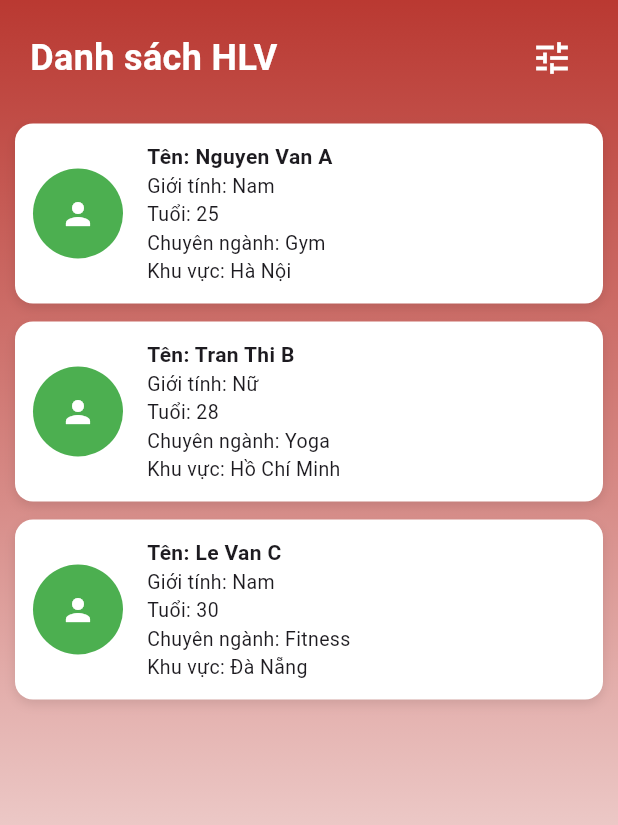
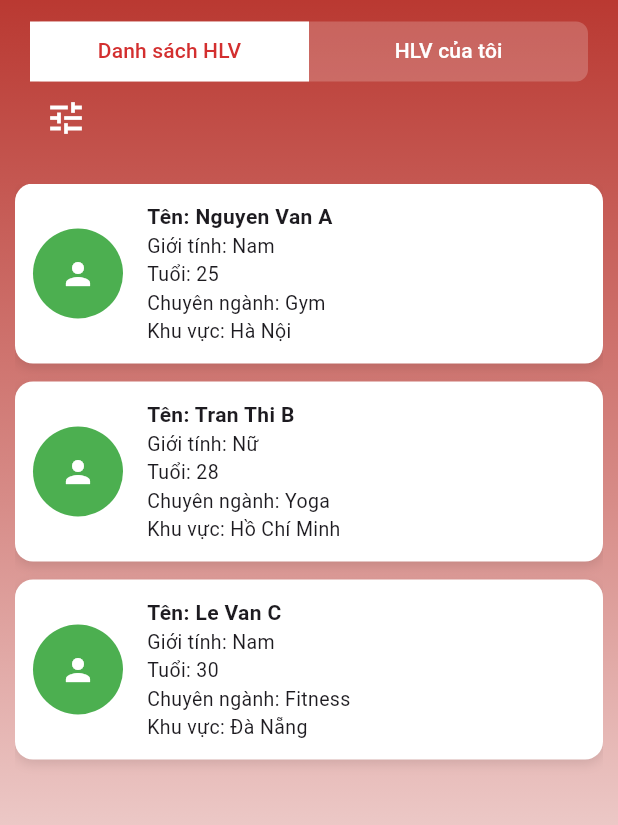
Before and after one commit to ToanTrinh2004/FITFUSION, a Flutter app: the CoachScreen screen opened directly, on a phone screen of 412 x 824 dp, the part 115-940 px from its top. Run offline on Flutter 3.47's test engine with Material 3 defaults, Android fonts, the light colour scheme and no system bars; our stand-ins replace fl_chart.

Commit message:
done coach screen

```diff
--- a/fitfusion_frontend/lib/screen/main_features/coach/coach.dart
+++ b/fitfusion_frontend/lib/screen/main_features/coach/coach.dart
@@ -2,13 +2,7 @@ import 'package:fitfusion_frontend/screen/main_features/coach/contactCoach.dart'
 import 'package:fitfusion_frontend/theme/theme.dart';
 import 'package:flutter/material.dart';
 import 'package:fitfusion_frontend/widgets/tabbar.dart';
-
-void main() {
-  runApp(const MaterialApp(
-    debugShowCheckedModeBanner: false,
-    home: CoachScreen(),
-  ));
-}
+import 'my_coach.dart';
 
 class CoachScreen extends StatefulWidget {
   const CoachScreen({super.key});
@@ -17,11 +11,12 @@ class CoachScreen extends StatefulWidget {
   State<CoachScreen> createState() => _CoachScreenState();
 }
 
-class _CoachScreenState extends State<CoachScreen> {
+class _CoachScreenState extends State<CoachScreen> with SingleTickerProviderStateMixin {
   double _age = 60;
   String _selectedGender = "Tất cả";
   String _selectedField = "Tất cả";
   String _selectedRegion = "Tất cả";
+  late TabController _tabController;
 
   final List<Map<String, String>> _allCoaches = [
     {
@@ -53,6 +48,13 @@ class _CoachScreenState extends State<CoachScreen> {
   void initState() {
     super.initState();
     _filteredCoaches = _allCoaches;
+    _tabController = TabController(length: 2, vsync: this);
+  }
+
+  @override
+  void dispose() {
+    _tabController.dispose();
+    super.dispose();
   }
 
   void _showFilterModal() {
@@ -185,41 +187,8 @@ class _CoachScreenState extends State<CoachScreen> {
     });
   }
 
-  @override
-  Widget build(BuildContext context) {
-    return Scaffold(
-      body: Container(
-        width: double.infinity,
-        height: double.infinity,
-        decoration: const BoxDecoration(
-          gradient: appGradient,
-        ),
-        child: Padding(
-          padding: const EdgeInsets.symmetric(horizontal: 10),
-          child: Column(
-            children: [
-              const SizedBox(height: 15),
-              AppBarCustom(),
-              const SizedBox(height: 10),
-              Padding(
-                padding: const EdgeInsets.symmetric(horizontal: 10),
-                child: Row(
-                  mainAxisAlignment: MainAxisAlignment.spaceBetween,
-                  children: [
-                    const Text(
-                      'Danh sách HLV',
-                      style: TextStyle(color: Colors.white, fontSize: 24, fontWeight: FontWeight.bold),
-                    ),
-                    IconButton(
-                      icon: const Icon(Icons.tune, color: Colors.white, size: 28),
-                      onPressed: _showFilterModal,
-                    ),
-                  ],
-                ),
-              ),
-              const SizedBox(height: 20),
-              Expanded(
-                child: ListView.builder(
+  Widget _buildCoachList() {
+    return ListView.builder(
       itemCount: _filteredCoaches.length,
       itemBuilder: (context, index) {
         final coach = _filteredCoaches[index];
@@ -269,6 +238,86 @@ class _CoachScreenState extends State<CoachScreen> {
           ),
         );
       },
+    );
+  }
+
+  @override
+  Widget build(BuildContext context) {
+    return Scaffold(
+      body: Container(
+        width: double.infinity,
+        height: double.infinity,
+        decoration: const BoxDecoration(
+          gradient: appGradient,
+        ),
+        child: Padding(
+          padding: const EdgeInsets.symmetric(horizontal: 10),
+          child: Column(
+            children: [
+              const SizedBox(height: 15),
+              AppBarCustom(),
+              const SizedBox(height: 10),
+
+              // TabBar
+              Container(
+                height: 40,
+                margin: const EdgeInsets.symmetric(horizontal: 10),
+                decoration: BoxDecoration(
+                  color: Colors.white.withOpacity(0.2),
+                  borderRadius: BorderRadius.circular(8),
+                ),
+                child: TabBar(
+                  controller: _tabController,
+                  indicator: BoxDecoration(
+                    color: Colors.white,
+                  ),
+                  dividerColor: Colors.transparent,
+                  indicatorSize: TabBarIndicatorSize.tab,
+                  labelColor: Colors.red[700],
+                  unselectedLabelColor: Colors.white,
+                  tabs: const [
+                    Tab(text: "Danh sách HLV"),
+                    Tab(text: "HLV của tôi"),
+                  ],
+                ),
+              ),
+
+              Padding(
+                padding: const EdgeInsets.symmetric(horizontal: 10),
+                child: _tabController.index == 0
+                  ? Row(
+                      mainAxisAlignment: MainAxisAlignment.spaceBetween,
+                      children: [
+                        IconButton(
+                          icon: const Icon(Icons.tune, color: Colors.white, size: 28),
+                          onPressed: _showFilterModal,
+                        ),
+                      ],
+                    )
+                  : Row(
+                      mainAxisAlignment: MainAxisAlignment.spaceBetween,
+                      children: const [
+                        Text(
+                          'HLV của tôi',
+                          style: TextStyle(color: Colors.white, fontSize: 24, fontWeight: FontWeight.bold),
+                        ),
+                        SizedBox(width: 40),
+                      ],
+                    ),
+              ),
+
+              const SizedBox(height: 20),
+
+              Expanded(
+                child: TabBarView(
+                  controller: _tabController,
+                  children: [
+                    //Danh sách HLV
+                    _buildCoachList(),
+
+                    // HLV của tôi_Mycoach
+                    const MyCoachList(),
+                  ],
                 ),
               ),
             ],
--- a/fitfusion_frontend/lib/screen/profile.dart
+++ b/fitfusion_frontend/lib/screen/profile.dart
@@ -1,7 +1,8 @@
 import 'package:fitfusion_frontend/widgets/tabbar.dart';
 import 'package:flutter/material.dart';
 import '../theme/theme.dart';
-import 'package:fitfusion_frontend/models/user_info_model.dart';
+import '../models/user_info_model.dart';
+import '../api/auth/auth_service.dart'; // Import your API service
 
 // Mock data for initial display
 final UserInfoModel mockUser = UserInfoModel(
--- a/fitfusion_frontend/lib/theme/theme.dart
+++ b/fitfusion_frontend/lib/theme/theme.dart
@@ -81,6 +81,11 @@ class AppTextStyles {
     fontWeight: FontWeight.w400,
     color: Color.fromARGB(255, 0, 0, 0),
   );
+    static const TextStyle coach_detail = TextStyle(
+    fontSize: 17,
+    fontWeight: FontWeight.w600,
+    color: AppColors.text,
+  );
 }
 class ButtonStyles {
   static final ButtonStyle buttonOne = ElevatedButton.styleFrom(
--- a/fitfusion_frontend/pubspec.yaml
+++ b/fitfusion_frontend/pubspec.yaml
@@ -22,6 +22,7 @@ dev_dependencies:
     sdk: flutter
 
   flutter_lints: ^4.0.0
+
 
 
 
@@ -61,3 +62,4 @@ flutter:
     - assets/body_img/female_obese.png
     - assets/body_img/female_dangerous.png
     - assets/
+    - assets/exercises/
```
Also changed, not shown: fitfusion_frontend/lib/screen/main_features/coach/contactCoach.dart (+65 -28 lines), fitfusion_frontend/lib/screen/main_features/coach/my_coach.dart (added, +158 -0 lines), fitfusion_frontend/pubspec.lock, 4 other files. Lines whose indentation alone changed are shown as unchanged.
